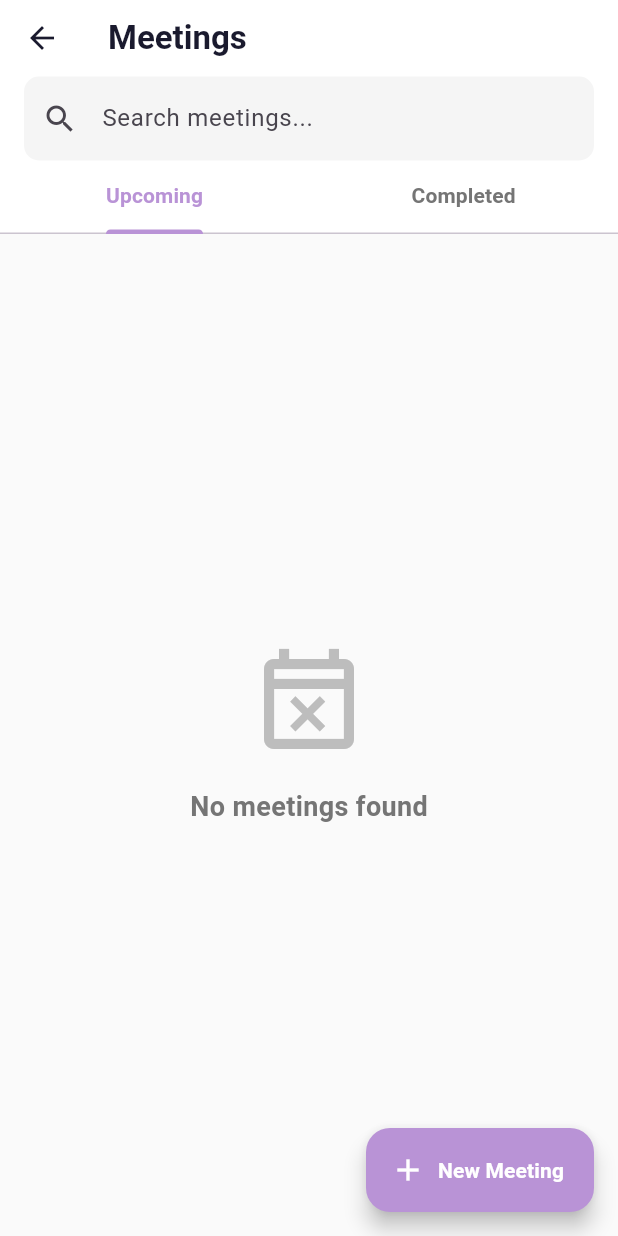
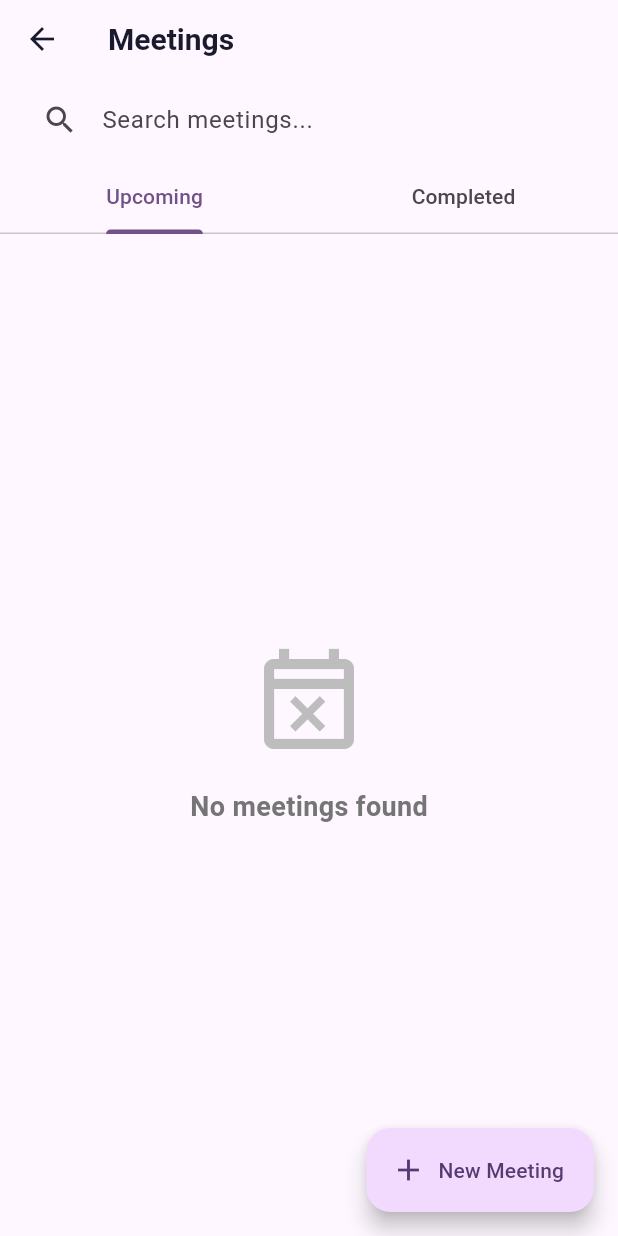
Before and after one commit to waterisbluexd/MeetBank, a Flutter app: the MeetingsScreen screen opened directly, on a phone screen of 412 x 824 dp. Run offline on Flutter 3.47's test engine with Material 3 defaults, Android fonts, the light colour scheme and no system bars; our stand-ins replace cloud_firestore, file_picker, firebase_auth, firebase_core, font_awesome_flutter, google_sign_in; accounts and stored records are empty.

Commit message:
colors updated
working colors

```diff
--- a/lib/screens/meetings_screen.dart
+++ b/lib/screens/meetings_screen.dart
@@ -68,22 +68,12 @@ class _MeetingsScreenState extends State<MeetingsScreen>
   @override
   Widget build(BuildContext context) {
     return Scaffold(
-      backgroundColor: Colors.grey[50],
       appBar: AppBar(
-        title: const Text(
-          "Meetings",
-          style: TextStyle(
-            color: Color(0xFF1A1A2E),
-            fontWeight: FontWeight.bold,
-          ),
-        ),
-        backgroundColor: Colors.white,
-        elevation: 0,
-        iconTheme: const IconThemeData(color: Color(0xFF1A1A2E)),
+        title: const Text("Meetings"),
         bottom: PreferredSize(
           preferredSize: const Size.fromHeight(100),
           child: Container(
-            color: Colors.white,
+            color: Theme.of(context).scaffoldBackgroundColor,
             child: Column(
               children: [
                 Padding(
@@ -98,20 +88,12 @@ class _MeetingsScreenState extends State<MeetingsScreen>
                         borderSide: BorderSide.none,
                       ),
                       filled: true,
-                      fillColor: Colors.grey[100],
+                      fillColor: Theme.of(context).colorScheme.background,
                     ),
                   ),
                 ),
                 TabBar(
                   controller: _tabController,
-                  labelColor: const Color(0xFFB993D6),
-                  unselectedLabelColor: Colors.grey[600],
-                  indicatorColor: const Color(0xFFB993D6),
-                  indicatorWeight: 3,
-                  labelStyle: const TextStyle(
-                    fontWeight: FontWeight.w600,
-                    fontSize: 14,
-                  ),
                   tabs: const [
                     Tab(text: "Upcoming"),
                     Tab(text: "Completed"),
@@ -149,12 +131,8 @@ class _MeetingsScreenState extends State<MeetingsScreen>
         onPressed: () {
           Navigator.push(context, MaterialPageRoute(builder: (context) => const CreateMeetingScreen()));
         },
-        backgroundColor: const Color(0xFFB993D6),
-        icon: const Icon(Icons.add, color: Colors.white,),
-        label: const Text(
-          "New Meeting",
-          style: TextStyle(fontWeight: FontWeight.w600, color: Colors.white),
-        ),
+        label: const Text("New Meeting"),
+        icon: const Icon(Icons.add),
       ),
     );
   }
```
Also changed, not shown: lib/main.dart (+15 -1 lines), lib/screens/HomePage.dart (+2 -15 lines), lib/screens/events_screen.dart (+4 -21 lines).
